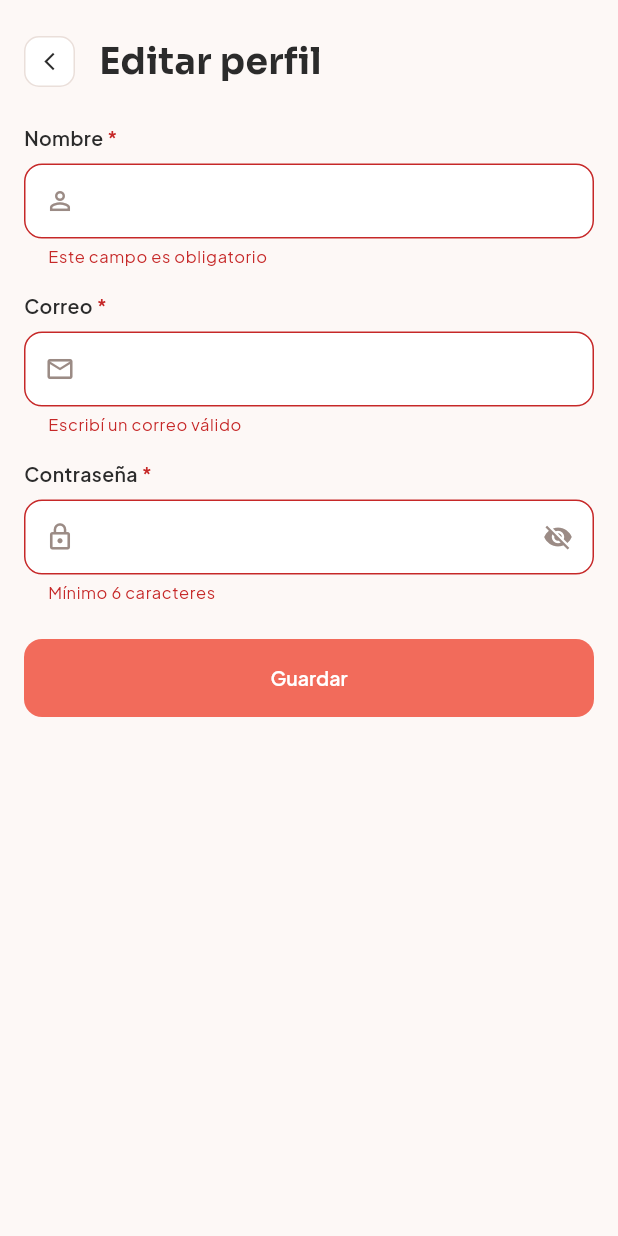
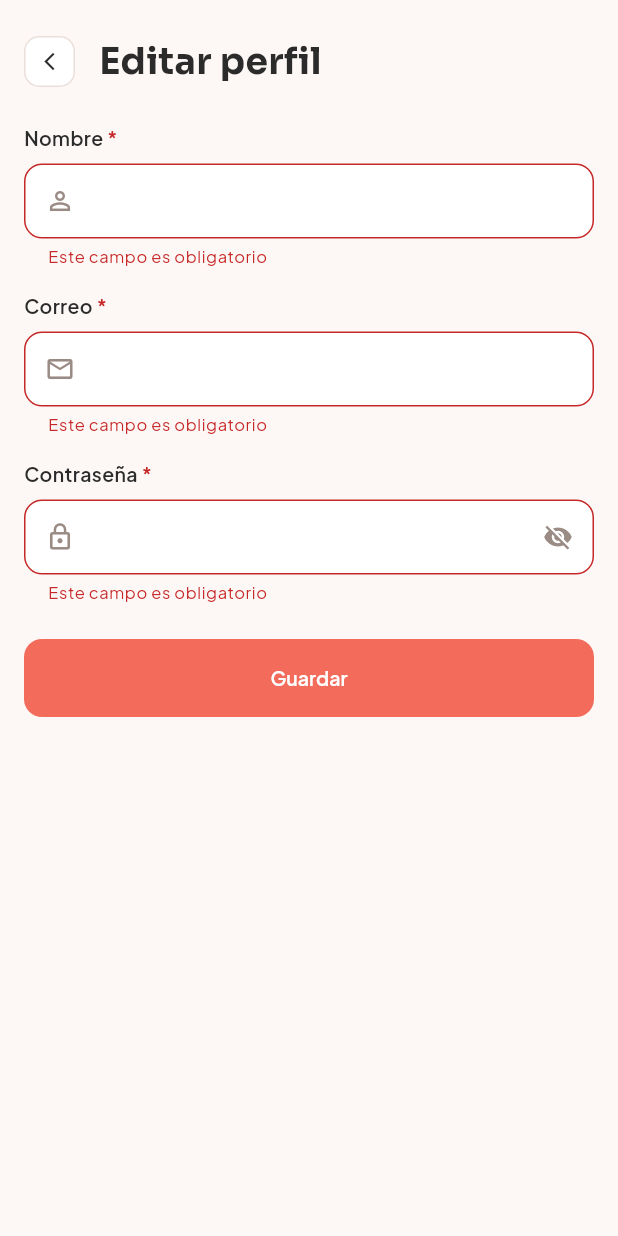
Before and after one commit to Lorgio09/Gestor-Suscripciones, a Flutter app: the PantallaEditarPerfil screen opened directly, after a tap on "Guardar", on a phone screen of 412 x 824 dp. Run offline on Flutter 3.47's test engine with Material 3 defaults, Android fonts, the light colour scheme and no system bars; our stand-ins replace flutter_colorpicker, shared_preferences, sqflite; missing offline and left inert: mailer; accounts and stored records are empty.

Commit message:
Validaciones de perfil

```diff
--- a/app/lib/pantalla/pantalla_editar_perfil.dart
+++ b/app/lib/pantalla/pantalla_editar_perfil.dart
@@ -45,9 +45,22 @@ class _EstadoEditarPerfil extends State<PantallaEditarPerfil> {
   Future<void> guardarCambios() async {
     setState(() {
       errorNombre = controlNombre.text.isEmpty ? 'Este campo es obligatorio' : null;
-      errorCorreo = controlCorreo.text.contains('@') ? null : 'Escribí un correo válido';
-      errorContrasena =
-          controlContrasena.text.length >= 6 ? null : 'Mínimo 6 caracteres';
+
+      if (controlCorreo.text.isEmpty) {
+        errorCorreo = 'Este campo es obligatorio';
+      } else if (!controlCorreo.text.contains('@')) {
+        errorCorreo = 'Escribí un correo válido';
+      } else {
+        errorCorreo = null;
+      }
+
+      if (controlContrasena.text.isEmpty) {
+        errorContrasena = 'Este campo es obligatorio';
+      } else if (controlContrasena.text.length < 6) {
+        errorContrasena = 'Mínimo 6 caracteres';
+      } else {
+        errorContrasena = null;
+      }
     });
     if (errorNombre != null || errorCorreo != null || errorContrasena != null) return;
     if (usuario == null) return;
```
Also changed, not shown: app/lib/pantalla/pantalla_editar_categoria.dart (+12 -1 lines), app/lib/pantalla/pantalla_notificaciones.dart (+8 -0 lines).
